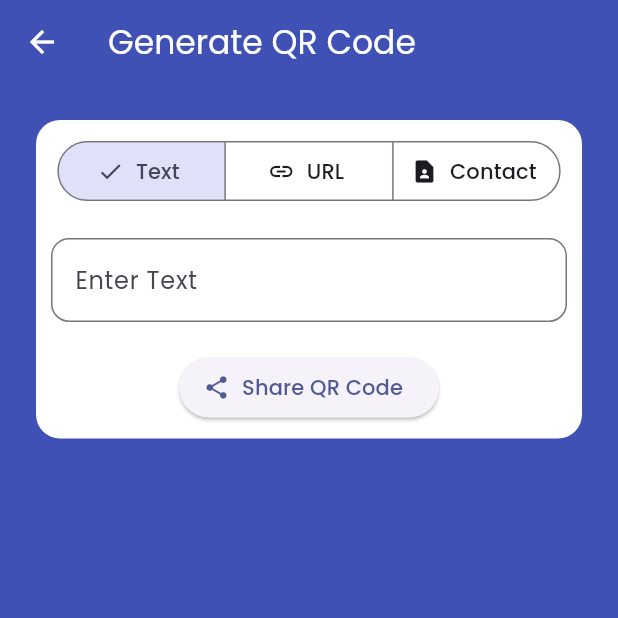
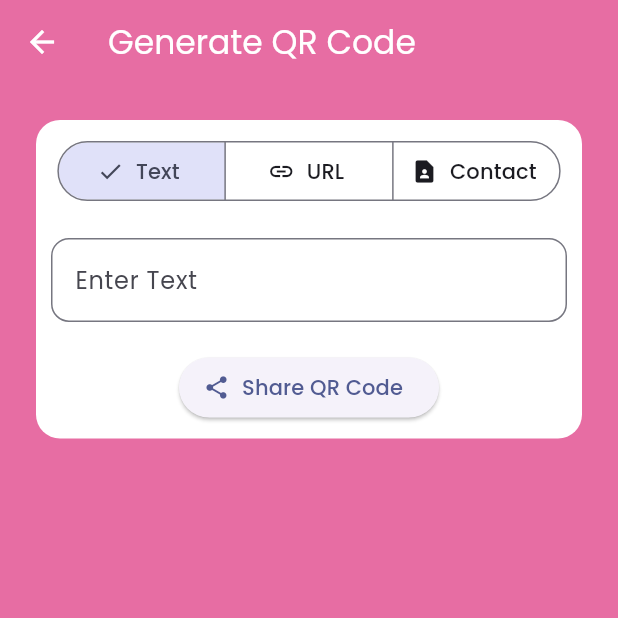
Before and after one commit to AbdulazizShaban2003/QR-code-scanner, a Flutter app: the screen it shows after launch, after a tap on "Generate QR Code", on a phone screen of 412 x 824 dp, the top half of it. Run offline on Flutter 3.47's test engine with Material 3 defaults, Android fonts, the phone set to English and light mode, and no system bars; our stand-ins replace flutter_contacts, google_fonts, permission_handler, qr_flutter, screenshot, share_plus; missing offline and left inert: mobile_scanner.

Commit message:
add feature Splash screen

```diff
--- a/lib/app/barcode_app.dart
+++ b/lib/app/barcode_app.dart
@@ -1,4 +1,5 @@
 import 'package:barcode/features/home/presentation/view/home.dart';
+import 'package:barcode/features/splash/splash_view.dart';
 import 'package:flutter/material.dart';
 import 'package:google_fonts/google_fonts.dart';
 
@@ -19,7 +20,7 @@ class BarcodeApp extends StatelessWidget {
           seedColor: Colors.indigo,
         ),
       ),
-      home: HomePage(),
+      home: SplashView(),
     );
   }
 }
--- a/lib/config/themes/app_color.dart
+++ b/lib/config/themes/app_color.dart
@@ -1,7 +1,7 @@
 import 'package:flutter/material.dart';
 
 class AppColor {
-  static const indigoColor = Colors.indigo;
+  static const pinkColor = Color(0xffE76DA3);
   static const blackColor=Colors.black;
   static const whiteColor =  Colors.white;
 }
--- a/lib/features/home/presentation/component/BuildFeatureButton.dart
+++ b/lib/features/home/presentation/component/BuildFeatureButton.dart
@@ -24,7 +24,7 @@ class BuildFeatureButton extends StatelessWidget {
         height: responsiveHeight(context, 0.23),
         width: responsiveWidth(context, 0.55),
         decoration: BoxDecoration(
-          color: AppColor.indigoColor,
+          color: AppColor.pinkColor,
           borderRadius: BorderRadius.circular(15),
         ),
         child: Column(
--- a/lib/features/home/presentation/view/home.dart
+++ b/lib/features/home/presentation/view/home.dart
@@ -15,7 +15,7 @@ class HomePage extends StatelessWidget {
   @override
   Widget build(BuildContext context) {
     return Scaffold(
-      backgroundColor: AppColor.indigoColor,
+      backgroundColor: AppColor.pinkColor,
       body: SafeArea(
         child: Column(
           children: [
--- a/lib/features/home/presentation/view/qr_generator_screen.dart
+++ b/lib/features/home/presentation/view/qr_generator_screen.dart
@@ -98,10 +98,10 @@ class _QrGeneratorScreenState extends State<QrGeneratorScreen> {
   @override
   Widget build(BuildContext context) {
     return Scaffold(
-      backgroundColor: AppColor.indigoColor,
+      backgroundColor: AppColor.pinkColor,
       appBar: AppBar(
         foregroundColor: AppColor.whiteColor,
-        backgroundColor: AppColor.indigoColor,
+        backgroundColor: AppColor.pinkColor,
         elevation: 0,
         title: Text(AppString.generateQrCode, style: GoogleFonts.poppins()),
       ),
--- a/lib/features/home/presentation/view/qr_scanner_screen.dart
+++ b/lib/features/home/presentation/view/qr_scanner_screen.dart
@@ -43,10 +43,10 @@ class _QrScannerScreenState extends State<QrScannerScreen> {
     return !hasPermission
         ? NoPermission(onPressed: _checkPermission)
         : Scaffold(
-          backgroundColor: AppColor.indigoColor,
+          backgroundColor: AppColor.pinkColor,
           appBar: AppBar(
             title: Text(AppString.scanQrCode),
-            backgroundColor: AppColor.indigoColor,
+            backgroundColor: AppColor.pinkColor,
             foregroundColor: AppColor.whiteColor,
             actions: [
               IconButton(
--- a/lib/features/home/presentation/widget/no_permission.dart
+++ b/lib/features/home/presentation/widget/no_permission.dart
@@ -9,10 +9,10 @@ class NoPermission extends StatelessWidget {
   @override
   Widget build(BuildContext context) {
     return  Scaffold(
-      backgroundColor: AppColor.indigoColor,
+      backgroundColor: AppColor.pinkColor,
       appBar: AppBar(
         title: Text("Scanner"),
-        backgroundColor: AppColor.indigoColor,
+        backgroundColor: AppColor.pinkColor,
         foregroundColor: AppColor.whiteColor,
       ),
       body: Column(
@@ -40,7 +40,7 @@ class NoPermission extends StatelessWidget {
                       ElevatedButton(
                         onPressed: onPressed,
                         style: ElevatedButton.styleFrom(
-                          backgroundColor: AppColor.indigoColor,
+                          backgroundColor: AppColor.pinkColor,
                           foregroundColor: AppColor.whiteColor,
                         ),
                         child: Text("Grant Permission"),
--- /dev/null
+++ b/lib/features/splash/splash_view.dart
@@ -0,0 +1,91 @@
+import 'package:barcode/config/routes/app_routes.dart';
+import 'package:barcode/config/themes/app_color.dart';
+import 'package:barcode/core/utiles/app_size.dart';
+import 'package:barcode/features/home/presentation/view/home.dart';
+import 'package:flutter/material.dart';
+import 'package:google_fonts/google_fonts.dart';
+
+class SplashView extends StatefulWidget {
+  const SplashView({super.key});
+
+  @override
+  State<SplashView> createState() => _SplashViewState();
+}
+
+class _SplashViewState extends State<SplashView> {
+  double _opacity = 0.0;
+  double _iconPosition = -1.0;
+
+  @override
+  void initState() {
+    super.initState();
+    Future.delayed(Duration(milliseconds: 1000), () {
+      setState(() {
+        _opacity = 1.0;
+        _iconPosition = 0.0;
+      });
+
+    });
+    Future.delayed(const Duration(seconds: 3), () {
+      RouteManager.navigateTo(context, const HomePage());
+    });
+  }
+
+  @override
+  Widget build(BuildContext context) {
+    return Scaffold(
+      backgroundColor: AppColor.pinkColor,
+      body: Padding(
+        padding: const EdgeInsets.all(24),
+        child: Center(
+          child: Column(
+            mainAxisAlignment: MainAxisAlignment.center,
+            crossAxisAlignment: CrossAxisAlignment.center,
+            children: [
+              AnimatedAlign(
+                duration: Duration(milliseconds: 1000),
+                curve: Curves.easeOut,
+                alignment: Alignment(0, _iconPosition), // يتحرك للأعلى
+                child: AnimatedOpacity(
+                  duration: Duration(milliseconds: 1000),
+                  opacity: _opacity,
+                  child: Icon(
+                    Icons.qr_code_scanner,
+                    size: 230,
+                    color: AppColor.whiteColor,
+                  ),
+                ),
+              ),
+              verticalSpace(context, 0.03),
+              AnimatedOpacity(
+                duration: Duration(milliseconds: 1200),
+                opacity: _opacity,
+                child: Text(
+                  "QR Code",
+                  style: GoogleFonts.poppins(
+                    fontSize: 30,
+                    fontWeight: FontWeight.bold,
+                    color: AppColor.whiteColor,
+                  ),
+                ),
+              ),
+              verticalSpace(context, 0.02),
+              AnimatedOpacity(
+                duration: Duration(milliseconds: 1500),
+                opacity: _opacity,
+                child: Text(
+                  "Scanner and Generation",
+                  style: GoogleFonts.poppins(
+                    fontSize: 20,
+                    fontWeight: FontWeight.bold,
+                    color: AppColor.whiteColor,
+                  ),
+                ),
+              ),
+            ],
+          ),
+        ),
+      ),
+    );
+  }
+}
--- a/lib/main.dart
+++ b/lib/main.dart
@@ -1,4 +1,5 @@
 import 'package:barcode/app/barcode_app.dart';
+import 'package:barcode/features/splash/splash_view.dart';
 import 'package:flutter/material.dart';
 
 void main() {
```
